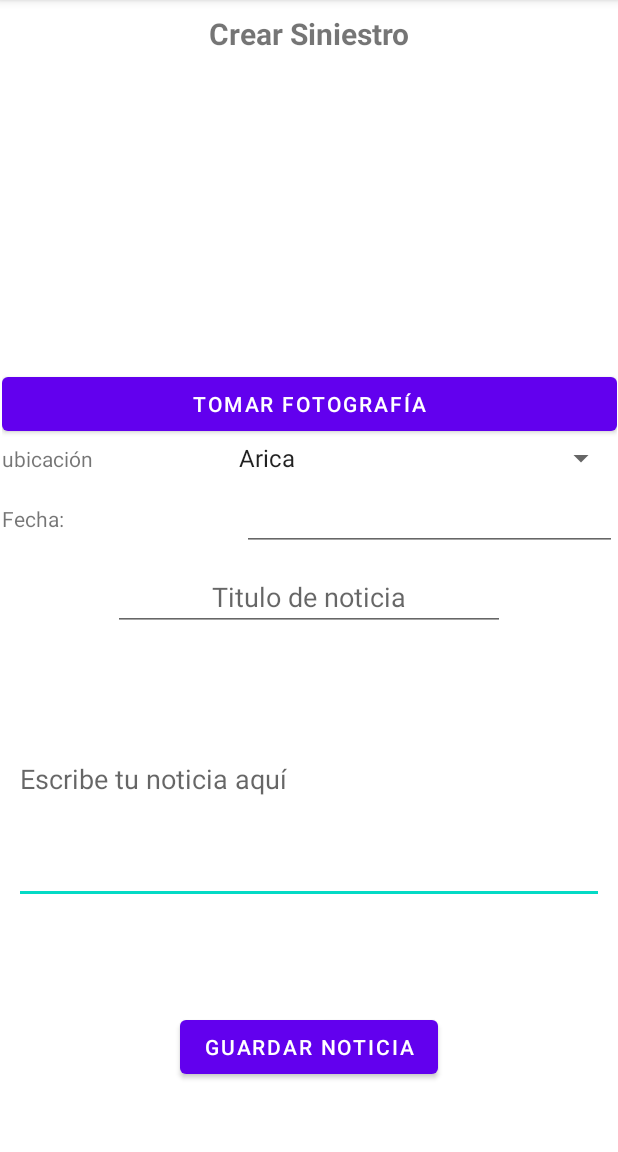
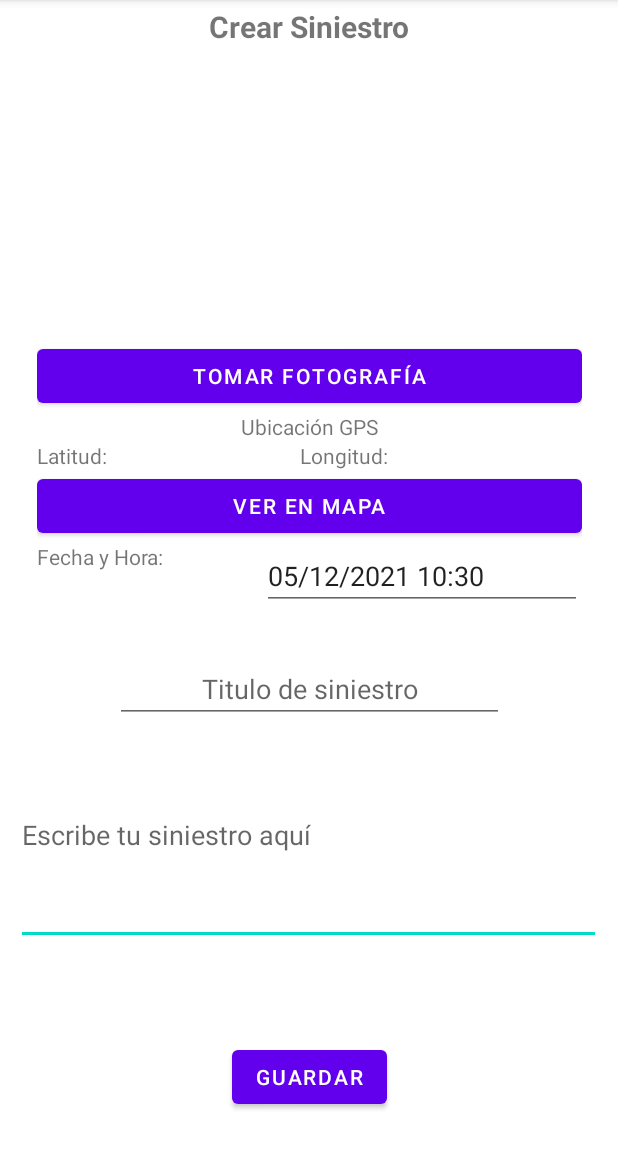
Before and after one commit to efarias/appSiniestros, an Android app: the ActivityCrearSiniestro screen opened directly, with no data from a screen before it, on a phone screen of 412 x 824 dp, the part 84-1236 px from its top. Run offline under Robolectric (Android 15) with nearby library versions, the phone set to English and light mode, and no system bars; our stand-ins replace Firebase (no records; nobody signed in at launch, a user with empty details on screens opened directly); 2 statements that could not run were skipped.

Commit message:
Recibe ubicación por GPS Mejoras a activity_crear_noticia.xml Actualización de clase Siniestro

```diff
--- a/app/build.gradle
+++ b/app/build.gradle
@@ -37,6 +37,9 @@ dependencies {
     implementation 'com.google.android.material:material:1.4.0'
     implementation 'androidx.constraintlayout:constraintlayout:2.1.1'
     implementation 'com.google.android.gms:play-services-maps:17.0.0'
+    implementation 'com.google.android.gms:play-services-location:17.0.0'
+    androidTestImplementation 'androidx.test.ext:junit:1.1.1'
+androidTestImplementation 'androidx.test.espresso:espresso-core:3.2.0'
     implementation 'com.google.firebase:firebase-auth:21.0.1'
     implementation 'com.google.firebase:firebase-database:20.0.3'
     testImplementation 'junit:junit:4.+'
--- a/app/src/main/AndroidManifest.xml
+++ b/app/src/main/AndroidManifest.xml
@@ -69,7 +69,7 @@
             android:name="com.example.appSiniestros.ActivityListaDeNoticias"
             android:exported="true" />
         <activity
-            android:name="com.example.appSiniestros.ActivityCrearNoticia"
+            android:name="com.example.appSiniestros.ActivityCrearSiniestro"
             android:exported="true" />
         <activity
             android:name="com.example.appSiniestros.ActivityPrincipal"
--- a/app/src/main/java/com/example/appSiniestros/ActivityCrearNoticia.java
+++ b/app/src/main/java/com/example/appSiniestros/ActivityCrearSiniestro.java
@@ -2,11 +2,17 @@ package com.example.appSiniestros;
 
 import androidx.annotation.Nullable;
 import androidx.appcompat.app.AppCompatActivity;
+import androidx.core.app.ActivityCompat;
 import androidx.core.content.FileProvider;
 
+import android.Manifest;
+import android.content.Context;
 import android.content.Intent;
+import android.content.pm.PackageManager;
 import android.graphics.Bitmap;
 import android.graphics.BitmapFactory;
+import android.location.Location;
+import android.location.LocationManager;
 import android.net.Uri;
 import android.os.Bundle;
 import android.os.Environment;
@@ -17,62 +23,84 @@ import android.widget.ArrayAdapter;
 import android.widget.EditText;
 import android.widget.ImageView;
 import android.widget.Spinner;
+import android.widget.TextView;
 import android.widget.Toast;
 import android.widget.AdapterView;
 import android.widget.AdapterView.OnItemSelectedListener;
 
+import com.google.firebase.auth.FirebaseAuth;
+import com.google.firebase.auth.FirebaseUser;
+
 import java.io.File;
 import java.io.IOException;
+import java.text.SimpleDateFormat;
 import java.util.ArrayList;
+import java.util.Calendar;
+import java.util.Date;
 
-public class ActivityCrearNoticia extends AppCompatActivity {
+public class ActivityCrearSiniestro extends AppCompatActivity {
 
 
     private ImageView foto;
-    private EditText titulo;
-    private EditText nota;
+    private EditText titulo, nota, fecha;
+    private TextView latitud, longitud;
     private boolean fotoTomada;
-    private ArrayList<Noticia> noticias;
     private String rutaImagen;
-    private ArrayList<Usuario> usuarios;
-    private EditText fecha;
     private String ubicacion;
+    private String lat, lon;
+    private LocationManager locManager;
+    private Location location;
+
+    FirebaseUser usuarioActual;
+    FirebaseAuth mAuth;
 
 
     @Override
     protected void onCreate(Bundle savedInstanceState) {
         super.onCreate(savedInstanceState);
-        setContentView(R.layout.activity_crear_noticia);
+        setContentView(R.layout.activity_crear_siniestro);
 
         foto = findViewById(R.id.MostrarFotoNoticia);
         titulo = findViewById(R.id.tituloNoticia);
         nota = findViewById(R.id.textoNoticia);
         fecha = findViewById(R.id.tdFecha);
+        latitud = findViewById(R.id.tvLatitud);
+        longitud = findViewById(R.id.tvLongitud);
         fotoTomada = false;
-        noticias = (ArrayList<Noticia>) getIntent().getSerializableExtra("noticias");
-        usuarios = (ArrayList<Usuario>) getIntent().getSerializableExtra("usuarios");
 
-        // Spinner
-        Spinner spinner = (Spinner) findViewById(R.id.spinner);
-        String[] valores = {"Arica","Iquique","Antofagasta", "Santiago"};
-        spinner.setAdapter(new ArrayAdapter<String>(this, android.R.layout.simple_spinner_item, valores));
-        spinner.setOnItemSelectedListener(new OnItemSelectedListener() {
+        mAuth = FirebaseAuth.getInstance();
+        usuarioActual = mAuth.getCurrentUser();
 
-            @Override
-            public void onItemSelected(AdapterView<?> adapterView, View view, int position, long id)
-            {
-                ubicacion = adapterView.getItemAtPosition(position).toString();
-            }
+        ubicacion();
+        latitud.setText(String.format("Latitud: %.4f", location.getLatitude()));
+        longitud.setText(String.format("Longitud: %.4f", location.getLongitude()));
 
-            @Override
-            public void onNothingSelected(AdapterView<?> parent)
-            {
-                // vacio
-
-            }
+        //obtener fecha y hora del momento actual
+        Date currentTime = Calendar.getInstance().getTime();
+        SimpleDateFormat formato = new SimpleDateFormat("dd/MM/yyyy HH:mm");
+        String hoy = formato.format(currentTime);
+        fecha.setText(hoy);
 
 
-    });
+
+
+    }
+
+    public Location ubicacion(){
+        //ubicacion
+
+        //Revisa si permisos de ubicación están permitidos
+        //Falta implementar un procedimiento en caso de que el gps esté desactivado
+
+        if (ActivityCompat.checkSelfPermission(this, Manifest.permission.ACCESS_FINE_LOCATION) != PackageManager.PERMISSION_GRANTED && ActivityCompat.checkSelfPermission(this, Manifest.permission.ACCESS_COARSE_LOCATION) != PackageManager.PERMISSION_GRANTED) {
+            ActivityCompat.requestPermissions(ActivityCrearSiniestro.this,new String[]{Manifest.permission.ACCESS_FINE_LOCATION,Manifest.permission.ACCESS_COARSE_LOCATION}, 1);
+        }else{
+            locManager = (LocationManager) getSystemService(LOCATION_SERVICE);
+            location = locManager.getLastKnownLocation(LocationManager.GPS_PROVIDER);
+
+        }
+
+        return location;
     }
 
     public void tomarFoto(View view) {
@@ -88,7 +116,7 @@ public class ActivityCrearNoticia extends AppCompatActivity {
         }
 
         if(imagenArchivo != null){
-            Uri fotoUri = FileProvider.getUriForFile(this, "com.example.reporterociudadano.fileprovider", imagenArchivo);
+            Uri fotoUri = FileProvider.getUriForFile(this, "com.example.appSiniestros.fileprovider", imagenArchivo);
             intento.putExtra(MediaStore.EXTRA_OUTPUT,fotoUri);
             startActivityForResult(intento, 0);
         }
@@ -112,13 +140,10 @@ public class ActivityCrearNoticia extends AppCompatActivity {
 
         if (fotoTomada && titulo.getText().length() != 0 && nota.getText().length() != 0) {
 
-            Noticia n = new Noticia (titulo.getText().toString(),nota.getText().toString(),rutaImagen,fecha.getText().toString(),ubicacion,usuarios.get(0));
-            noticias.add(n);
+            Siniestro siniestro = new Siniestro(titulo.getText().toString(),nota.getText().toString(),rutaImagen,fecha.getText().toString(),location,usuarioActual);
             titulo.setText("");
             nota.setText("");
             //foto.setImageBitmap(null);
-            int cantidad = noticias.size();
-            Toast.makeText(this, "hay " + cantidad + " noticias", Toast.LENGTH_SHORT).show();
             Toast.makeText(this, "Noticia Guardada", Toast.LENGTH_SHORT).show();
 
             //pruebas
@@ -131,8 +156,6 @@ public class ActivityCrearNoticia extends AppCompatActivity {
 
             fotoTomada = false;
             Intent intento = new Intent(this, MainActivity.class);
-            intento.putExtra("noticias", noticias);
-            intento.putExtra("usuarios", usuarios);
             startActivity(intento);
         } else {
             Toast.makeText(this, "error, faltan datos por ingresar", Toast.LENGTH_SHORT).show();
--- a/app/src/main/java/com/example/appSiniestros/ActivityInicial.java
+++ b/app/src/main/java/com/example/appSiniestros/ActivityInicial.java
@@ -2,7 +2,6 @@ package com.example.appSiniestros;
 
 import androidx.appcompat.app.AppCompatActivity;
 
-import android.content.Intent;
 import android.os.Bundle;
 import android.view.View;
 
@@ -10,7 +9,7 @@ import java.util.ArrayList;
 
 public class ActivityInicial extends AppCompatActivity {
 
-    private ArrayList<Noticia> noticias;
+    private ArrayList<Siniestro> siniestros;
     private ArrayList<Usuario> usuarios;
     private ArrayList<Vitacora> vitacoras;
 
--- a/app/src/main/java/com/example/appSiniestros/ActivityListaDeNoticias.java
+++ b/app/src/main/java/com/example/appSiniestros/ActivityListaDeNoticias.java
@@ -10,7 +10,7 @@ import java.util.ArrayList;
 
 public class ActivityListaDeNoticias extends AppCompatActivity {
 
-    private ArrayList<Noticia> noticias;
+    private ArrayList<Siniestro> siniestros;
     private RecyclerView recycler;
     private AdaptadorNoticia adaptador;
 
@@ -19,11 +19,11 @@ public class ActivityListaDeNoticias extends AppCompatActivity {
         super.onCreate(savedInstanceState);
         setContentView(R.layout.activity_lista_de_noticias);
 
-        noticias = (ArrayList<Noticia>) getIntent().getSerializableExtra("noticias");
+        siniestros = (ArrayList<Siniestro>) getIntent().getSerializableExtra("noticias");
         recycler = findViewById(R.id.recyclerListaNoticias);
         recycler.setLayoutManager(new LinearLayoutManager(this));
 
-        adaptador = new AdaptadorNoticia(noticias);
+        adaptador = new AdaptadorNoticia(siniestros);
 
         recycler.setAdapter(adaptador);
 
--- a/app/src/main/res/layout/activity_crear_noticia.xml
+++ b/app/src/main/res/layout/activity_crear_siniestro.xml
@@ -4,7 +4,7 @@
     xmlns:tools="http://schemas.android.com/tools"
     android:layout_width="match_parent"
     android:layout_height="match_parent"
-    tools:context=".ActivityCrearNoticia">
+    tools:context=".ActivityCrearSiniestro">
 
     <androidx.constraintlayout.widget.Guideline
         android:id="@+id/guideline4"
@@ -13,7 +13,7 @@
         android:orientation="horizontal"
         app:layout_constraintBottom_toBottomOf="parent"
         app:layout_constraintEnd_toStartOf="parent"
-        app:layout_constraintGuide_begin="44dp"
+        app:layout_constraintGuide_begin="35dp"
         app:layout_constraintStart_toStartOf="parent" />
 
     <TextView
@@ -47,7 +47,7 @@
         app:layout_constraintEnd_toEndOf="parent"
         app:layout_constraintStart_toStartOf="parent"
         app:layout_constraintTop_toTopOf="@+id/guideline4"
-        app:layout_constraintVertical_bias="0.516"
+        app:layout_constraintVertical_bias="0.135"
         tools:srcCompat="@tools:sample/avatars" />
 
     <androidx.constraintlayout.widget.Guideline
@@ -57,7 +57,7 @@
         android:orientation="horizontal"
         app:layout_constraintBottom_toTopOf="parent"
         app:layout_constraintEnd_toStartOf="parent"
-        app:layout_constraintGuide_begin="628dp"
+        app:layout_constraintGuide_begin="656dp"
         app:layout_constraintStart_toStartOf="parent"
         app:layout_constraintTop_toTopOf="parent" />
 
@@ -66,19 +66,20 @@
         android:layout_width="wrap_content"
         android:layout_height="wrap_content"
         android:onClick="guardarNoticia"
-        android:text="Guardar Noticia"
+        android:text="Guardar"
         app:layout_constraintBottom_toBottomOf="parent"
         app:layout_constraintEnd_toEndOf="parent"
         app:layout_constraintStart_toStartOf="parent"
-        app:layout_constraintTop_toTopOf="@+id/guideline6" />
+        app:layout_constraintTop_toTopOf="@+id/guideline6"
+        app:layout_constraintVertical_bias="0.589" />
 
     <EditText
         android:id="@+id/textoNoticia"
-        android:layout_width="393dp"
-        android:layout_height="166dp"
+        android:layout_width="390dp"
+        android:layout_height="146dp"
         android:layout_marginBottom="24dp"
         android:ems="10"
-        android:hint="Escribe tu noticia aquí"
+        android:hint="Escribe tu siniestro aquí"
         android:inputType="textImeMultiLine"
         app:layout_constraintBottom_toTopOf="@+id/guideline6"
         app:layout_constraintEnd_toEndOf="parent"
@@ -94,14 +95,14 @@
         android:orientation="horizontal"
         app:layout_constraintBottom_toTopOf="parent"
         app:layout_constraintEnd_toStartOf="parent"
-        app:layout_constraintGuide_begin="427dp"
+        app:layout_constraintGuide_begin="470dp"
         app:layout_constraintStart_toStartOf="parent"
         app:layout_constraintTop_toTopOf="parent" />
 
     <LinearLayout
         android:id="@+id/linearLayout2"
-        android:layout_width="410dp"
-        android:layout_height="122dp"
+        android:layout_width="363dp"
+        android:layout_height="188dp"
         android:orientation="vertical"
         app:layout_constraintEnd_toEndOf="parent"
         app:layout_constraintStart_toStartOf="parent"
@@ -116,22 +117,44 @@
 
         <LinearLayout
             android:layout_width="match_parent"
-            android:layout_height="match_parent"
-            android:layout_weight="1"
-            android:orientation="horizontal">
+            android:layout_height="wrap_content"
+            android:orientation="vertical">
 
             <TextView
                 android:id="@+id/textView9"
-                android:layout_width="300dp"
+                android:layout_width="match_parent"
                 android:layout_height="wrap_content"
                 android:layout_weight="1"
-                android:text="ubicación" />
+                android:text="Ubicación GPS"
+                android:textAlignment="center" />
 
-            <Spinner
-                android:id="@+id/spinner"
+            <LinearLayout
                 android:layout_width="match_parent"
                 android:layout_height="wrap_content"
-                android:layout_weight="1" />
+                android:layout_weight="1"
+                android:orientation="horizontal">
+
+                <TextView
+                    android:id="@+id/tvLatitud"
+                    android:layout_width="wrap_content"
+                    android:layout_height="wrap_content"
+                    android:layout_weight="1"
+                    android:text="Latitud:" />
+
+                <TextView
+                    android:id="@+id/tvLongitud"
+                    android:layout_width="wrap_content"
+                    android:layout_height="wrap_content"
+                    android:layout_weight="1"
+                    android:text="Longitud:" />
+            </LinearLayout>
+
+            <Button
+                android:id="@+id/button6"
+                android:layout_width="match_parent"
+                android:layout_height="wrap_content"
+                android:text="Ver en Mapa" />
+
         </LinearLayout>
 
         <LinearLayout
@@ -141,27 +164,30 @@
 
             <TextView
                 android:id="@+id/textView8"
-                android:layout_width="300dp"
-                android:layout_height="wrap_content"
+                android:layout_width="wrap_content"
+                android:layout_height="match_parent"
                 android:layout_weight="1"
-                android:text="Fecha:" />
+                android:text="Fecha y Hora:" />
 
             <EditText
                 android:id="@+id/tdFecha"
-                android:layout_width="250dp"
+                android:layout_width="wrap_content"
                 android:layout_height="wrap_content"
-                android:ems="10" />
+                android:ems="10"
+                android:hint="dd/mm/aaaa"
+                android:inputType="date"
+                tools:ignore="TouchTargetSizeCheck" />
         </LinearLayout>
 
     </LinearLayout>
 
     <EditText
         android:id="@+id/tituloNoticia"
-        android:layout_width="261dp"
-        android:layout_height="41dp"
-        android:layout_marginTop="12dp"
+        android:layout_width="259dp"
+        android:layout_height="43dp"
+        android:layout_marginTop="24dp"
         android:ems="10"
-        android:hint="Titulo de noticia"
+        android:hint="Titulo de siniestro"
         android:inputType="textPersonName"
         android:textAlignment="center"
         app:layout_constraintEnd_toEndOf="parent"
--- a/app/src/main/res/layout/plantilla_noticias.xml
+++ b/app/src/main/res/layout/plantilla_noticias.xml
@@ -47,7 +47,7 @@
                     android:id="@+id/btnVerNoticias"
                     android:layout_width="185dp"
                     android:layout_height="wrap_content"
-                    android:text="Ver noticias" />
+                    android:text="Ver siniestros" />
 
             </LinearLayout>
 
```
Also changed, not shown: app/src/main/java/com/example/appSiniestros/AdaptadorNoticia.java (+9 -9 lines), app/src/main/java/com/example/appSiniestros/MainActivity.java (+5 -5 lines), app/src/main/java/com/example/appSiniestros/MostrarNoticia.java (+9 -8 lines), app/src/main/java/com/example/appSiniestros/Siniestro.java (renamed from app/src/main/java/com/example/appSiniestros/Noticia.java, +12 -8 lines), app/src/main/java/com/example/appSiniestros/Vitacora.java (+7 -7 lines).
